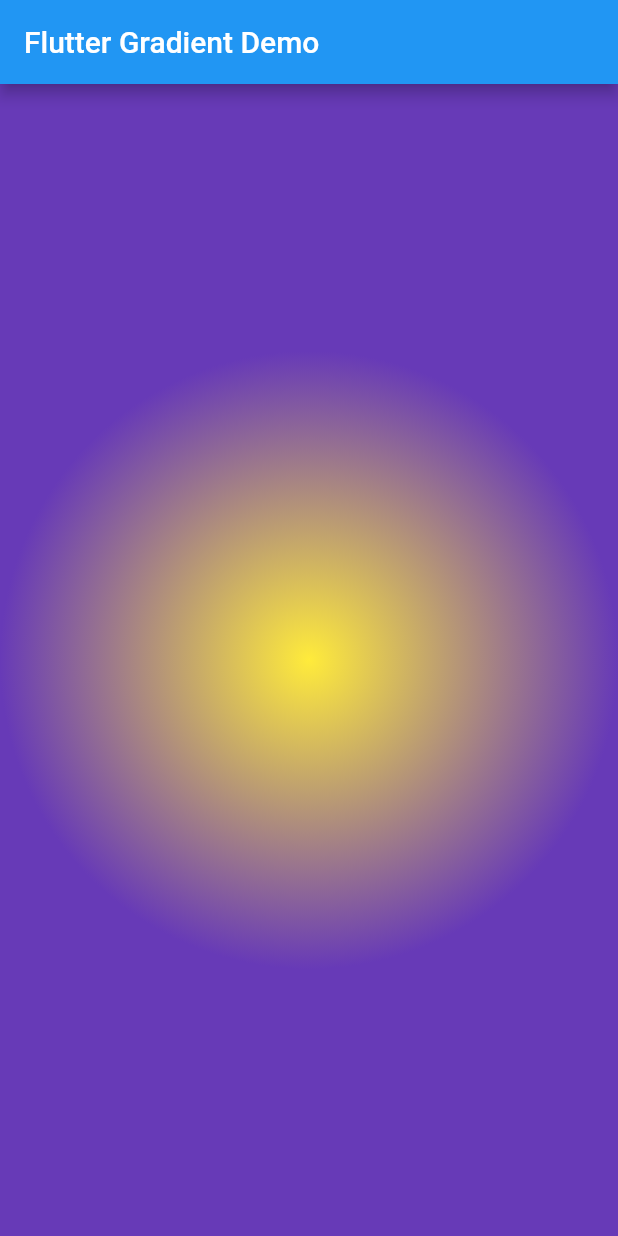
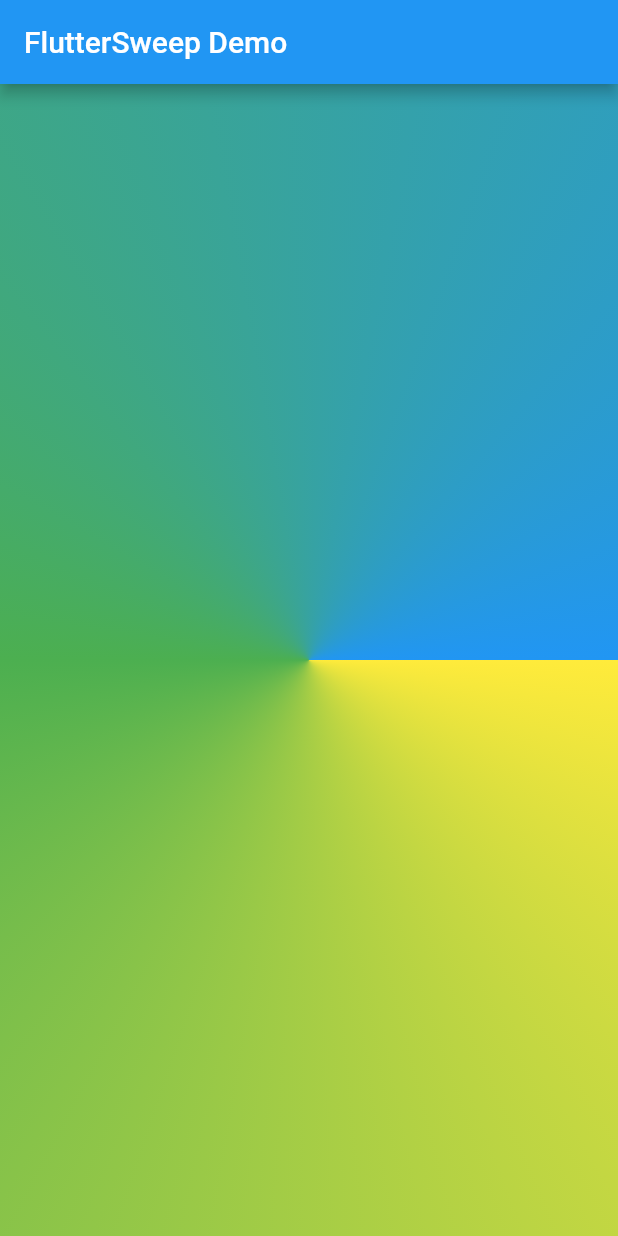
Before and after one commit to moniradiu/flutter, a Flutter app: the screen it shows after launch, on a phone screen of 412 x 824 dp. Run offline on Flutter 3.47's test engine with Material 2 defaults, Android fonts, the phone set to English and light mode, and no system bars.

Commit message:
Sweep Grradient

```diff
--- a/lib/main.dart
+++ b/lib/main.dart
@@ -6,20 +6,21 @@ class MyApp extends StatelessWidget {
   @override
   Widget build(BuildContext context) {
     return MaterialApp(
-        title: 'Flutter Radial Gradient Demo',
+      title: 'Flutter  Sweep gradient Demo',
       home: Scaffold(
         appBar: AppBar(
-            title: const Text('Flutter Gradient Demo'),
+          title: const Text('FlutterSweep Demo'),
         ),
         body: Center(
           child: Container(
             decoration: BoxDecoration(
-                gradient: RadialGradient(
-                  colors: [Colors.yellow, Colors.deepPurple],
+              gradient: SweepGradient(
+                colors: [Colors.yellow, Colors.green, Colors.blue],
               ),
             ),
           ),
         ),
-        ));
+      ),
+    );
   }
 }
```
Lines whose indentation alone changed are shown as unchanged.
